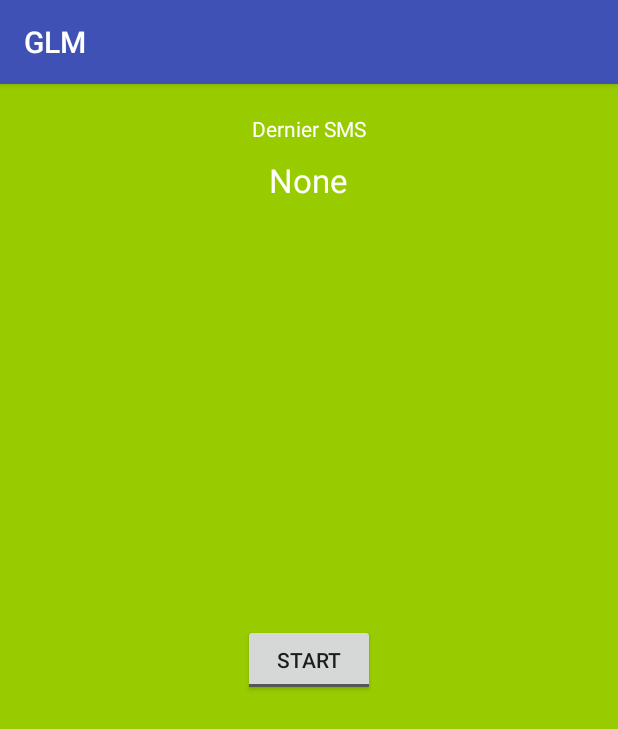
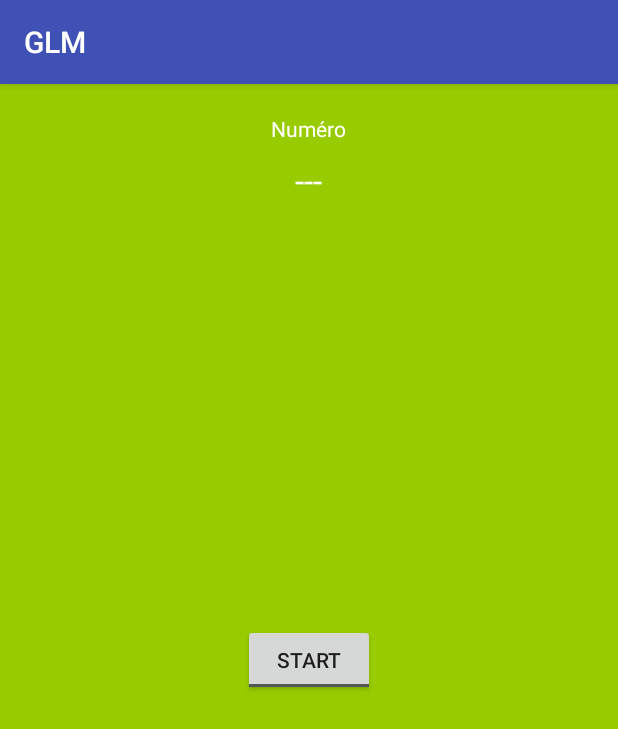
Before and after one commit to No21/GLM, an Android app: the screen it shows after launch (MainActivity), on a phone screen of 412 x 824 dp. Shown: the top 729 px of the screen. Run offline under Robolectric (Android 15) with nearby library versions, the light colour scheme and no system bars.

Commit message:
remise à zéro

```diff
--- a/GLM/app/src/main/res/values/strings.xml
+++ b/GLM/app/src/main/res/values/strings.xml
@@ -1,10 +1,11 @@
+<?xml version="1.0" encoding="utf-8"?>
 <resources>
     <string name="app_name">GLM</string>
-    <string name="sms_label">Dernier SMS</string>
-    <string name="none">None</string>
+    <string name="sms_label">Numéro</string>
+    <string name="none">---</string>
     <string name="speech_toggle_on">START</string>
     <string name="speech_toggle_off">STOP</string>
 
-    <string name="start_speaking">Ok! Je vais lire tes sms.</string>
-    <string name="stop_speaking">Ok! Je vais me taire.</string>
+    <string name="start_speaking">Bonjour. Je suis prête.</string>
+    <string name="stop_speaking">Daccord. Je méteins.</string>
 </resources>
```
Also changed, not shown: GLM/app/src/main/AndroidManifest.xml (+7 -5 lines), GLM/app/src/main/java/com/example/ensai/glm/Lecteur.java (+12 -16 lines), GLM/app/src/main/java/com/example/ensai/glm/MainActivity.java (+9 -3 lines), GLM/app/src/main/res/layout/activity_main.xml (+5 -5 lines).
